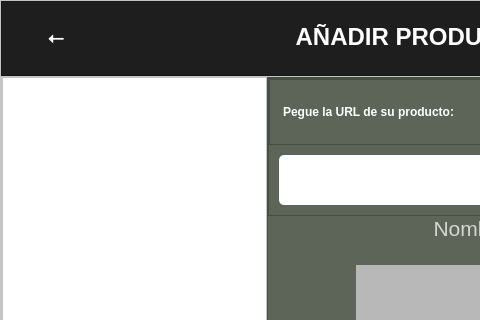
Qt form Interfaz/gui/URL.ui (50DayEmpire/Tracking_Precios) before a commit; both pictures show x 0 to 480 and y 0 to 320 of the 800 by 600 pixel window.
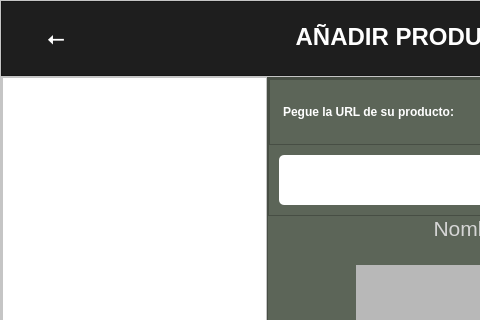
The same form after that commit. Icons and pictures are not drawn.

Patch:
```diff
--- a/Interfaz/gui/URL.ui
+++ b/Interfaz/gui/URL.ui
@@ -105,7 +105,7 @@
             </property>
             <property name="font">
              <font>
-              <pointsize>1</pointsize>
+              <pointsize>16</pointsize>
               <bold>true</bold>
              </font>
             </property>
@@ -118,7 +118,7 @@
         border: none; 
         color: #fff; 
         padding: 10px 20px;
-        font-size: 20px;
+       
         font-weight: bold; 
 }
 
```
